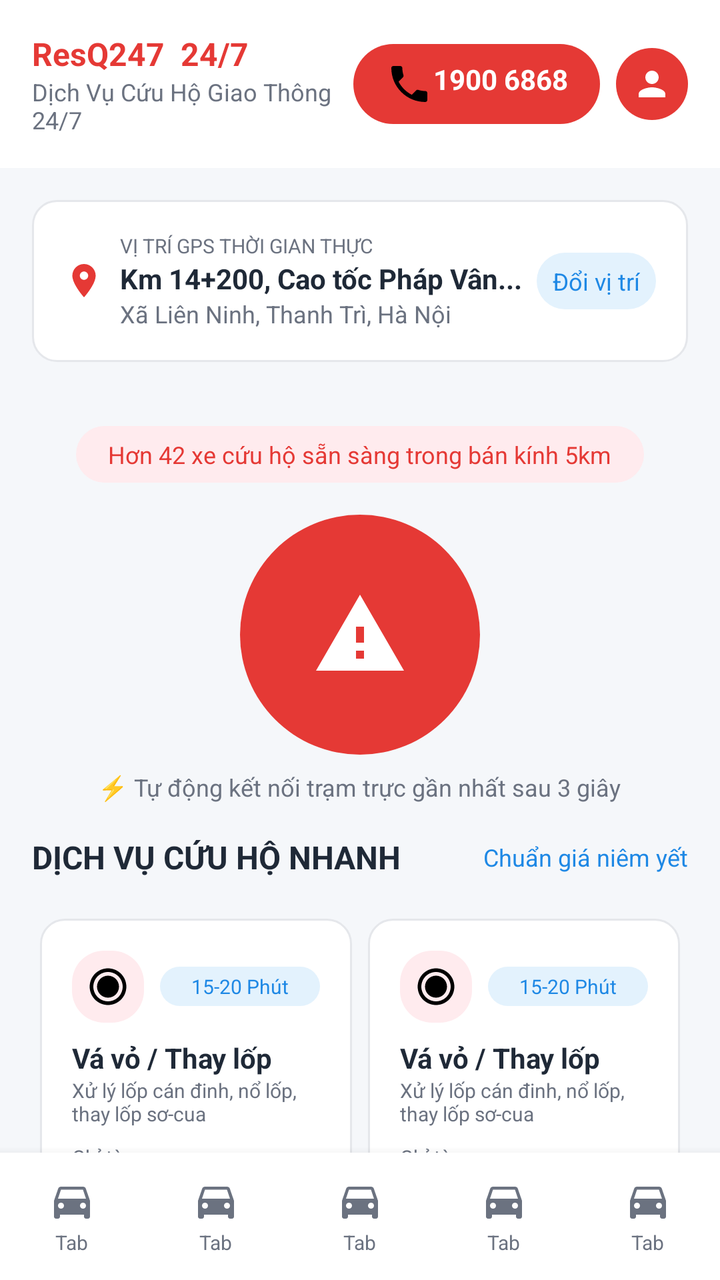
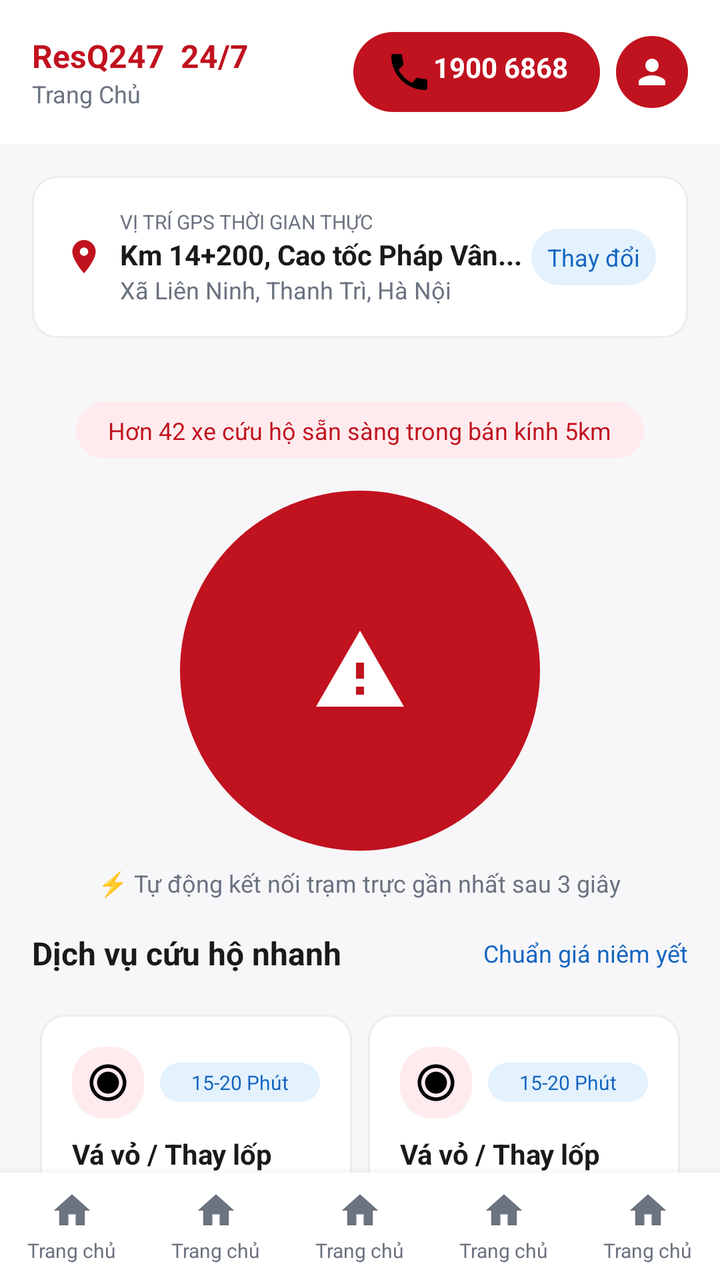

Compare the two renders of this Android layout. The source of the first and the diff that turns it into the second are given below.
<!-- AndroidManifest.xml: application theme Theme.CuH247 -->
<!-- res/layout/activity_home.xml -->
<?xml version="1.0" encoding="utf-8"?>
<LinearLayout xmlns:android="http://schemas.android.com/apk/res/android"
    xmlns:app="http://schemas.android.com/apk/res-auto"
    android:layout_width="match_parent"
    android:layout_height="match_parent"
    android:background="@color/background"
    android:fitsSystemWindows="true"
    android:orientation="vertical">

    <LinearLayout
        android:layout_width="match_parent"
        android:layout_height="wrap_content"
        android:background="@color/surface"
        android:gravity="center_vertical"
        android:orientation="horizontal"
        android:padding="@dimen/spacing_md">

        <LinearLayout
            android:layout_width="0dp"
            android:layout_height="wrap_content"
            android:layout_weight="1"
            android:orientation="vertical">

            <TextView
                android:layout_width="wrap_content"
                android:layout_height="wrap_content"
                android:text="ResQ247  24/7"
                android:textColor="@color/red_primary"
                android:textSize="@dimen/text_md"
                android:textStyle="bold" />

            <TextView
                android:layout_width="wrap_content"
                android:layout_height="wrap_content"
                android:text="@string/home_title"
                android:textColor="@color/text_secondary"
                android:textSize="@dimen/text_xs" />
        </LinearLayout>

        <TextView
            android:id="@+id/btnHotline"
            android:layout_width="wrap_content"
            android:layout_height="wrap_content"
            android:background="@drawable/bg_pill_red"
            android:paddingHorizontal="@dimen/spacing_md"
            android:paddingVertical="8dp"
            android:text="@string/hotline_number"
            android:textColor="@color/white"
            android:textStyle="bold"
            app:drawableStartCompat="@drawable/ic_phone" />

        <ImageView
            android:layout_width="36dp"
            android:layout_height="36dp"
            android:layout_marginStart="@dimen/spacing_sm"
            android:background="@drawable/bg_circle_red"
            android:contentDescription="@null"
            android:padding="8dp"
            android:src="@drawable/ic_person"
            app:tint="@color/white" />
    </LinearLayout>

    <androidx.core.widget.NestedScrollView
        android:layout_width="match_parent"
        android:layout_height="0dp"
        android:layout_weight="1">

        <LinearLayout
            android:layout_width="match_parent"
            android:layout_height="wrap_content"
            android:orientation="vertical"
            android:paddingBottom="@dimen/spacing_lg">

            <LinearLayout
                android:layout_width="match_parent"
                android:layout_height="wrap_content"
                android:layout_margin="@dimen/spacing_md"
                android:background="@drawable/bg_rounded_card"
                android:gravity="center_vertical"
                android:orientation="horizontal"
                android:padding="@dimen/spacing_md">

                <ImageView
                    android:layout_width="20dp"
                    android:layout_height="20dp"
                    android:contentDescription="@null"
                    android:src="@drawable/ic_location"
                    app:tint="@color/red_primary" />

                <LinearLayout
                    android:layout_width="0dp"
                    android:layout_height="wrap_content"
                    android:layout_marginStart="@dimen/spacing_sm"
                    android:layout_weight="1"
                    android:orientation="vertical">

                    <TextView
                        android:layout_width="match_parent"
                        android:layout_height="wrap_content"
                        android:text="@string/gps_realtime"
                        android:textColor="@color/text_secondary"
                        android:textSize="10sp" />

                    <TextView
                        android:id="@+id/tvCurrentLocation"
                        android:layout_width="match_parent"
                        android:layout_height="wrap_content"
                        android:text="Km 14+200, Cao tốc Pháp Vân..."
                        android:textColor="@color/text_primary"
                        android:textSize="@dimen/text_sm"
                        android:textStyle="bold" />

                    <TextView
                        android:layout_width="match_parent"
                        android:layout_height="wrap_content"
                        android:text="Xã Liên Ninh, Thanh Trì, Hà Nội"
                        android:textColor="@color/text_secondary"
                        android:textSize="@dimen/text_xs" />
                </LinearLayout>

                <TextView
                    android:id="@+id/btnChangeLocation"
                    android:layout_width="wrap_content"
                    android:layout_height="wrap_content"
                    android:background="@drawable/bg_pill_blue_light"
                    android:paddingHorizontal="@dimen/spacing_sm"
                    android:paddingVertical="6dp"
                    android:text="@string/change_location"
                    android:textColor="@color/blue_primary"
                    android:textSize="@dimen/text_xs" />
            </LinearLayout>

            <LinearLayout
                android:layout_width="match_parent"
                android:layout_height="wrap_content"
                android:gravity="center"
                android:orientation="vertical"
                android:paddingVertical="@dimen/spacing_md">

                <TextView
                    android:layout_width="wrap_content"
                    android:layout_height="wrap_content"
                    android:background="@drawable/bg_pill_red_soft"
                    android:paddingHorizontal="@dimen/spacing_md"
                    android:paddingVertical="6dp"
                    android:text="Hơn 42 xe cứu hộ sẵn sàng trong bán kính 5km"
                    android:textColor="@color/red_primary"
                    android:textSize="@dimen/text_xs" />

                <ImageButton
                    android:id="@+id/btnRescueNow"
                    android:layout_width="@dimen/sos_button_size"
                    android:layout_height="@dimen/sos_button_size"
                    android:layout_marginTop="@dimen/spacing_md"
                    android:background="@drawable/bg_sos_button"
                    android:contentDescription="@string/rescue_now"
                    android:src="@drawable/ic_sos_content" />

                <TextView
                    android:layout_width="wrap_content"
                    android:layout_height="wrap_content"
                    android:layout_marginTop="@dimen/spacing_sm"
                    android:text="⚡ Tự động kết nối trạm trực gần nhất sau 3 giây"
                    android:textColor="@color/text_secondary"
                    android:textSize="@dimen/text_xs" />
            </LinearLayout>

            <LinearLayout
                android:layout_width="match_parent"
                android:layout_height="wrap_content"
                android:layout_marginHorizontal="@dimen/spacing_md"
                android:gravity="center_vertical"
                android:orientation="horizontal">

                <TextView
                    android:layout_width="0dp"
                    android:layout_height="wrap_content"
                    android:layout_weight="1"
                    android:text="@string/quick_services_title"
                    android:textColor="@color/text_primary"
                    android:textSize="@dimen/text_md"
                    android:textStyle="bold" />

                <TextView
                    android:layout_width="wrap_content"
                    android:layout_height="wrap_content"
                    android:text="Chuẩn giá niêm yết"
                    android:textColor="@color/blue_primary"
                    android:textSize="@dimen/text_xs" />
            </LinearLayout>

            <GridLayout
                android:layout_width="match_parent"
                android:layout_height="wrap_content"
                android:layout_margin="@dimen/spacing_md"
                android:columnCount="2"
                android:rowCount="2">

                <include layout="@layout/item_service_card"
                    android:id="@+id/serviceTireChange"
                    android:layout_width="0dp"
                    android:layout_height="wrap_content"
                    android:layout_columnWeight="1"
                    android:layout_margin="4dp" />

                <include layout="@layout/item_service_card"
                    android:id="@+id/serviceBattery"
                    android:layout_width="0dp"
                    android:layout_height="wrap_content"
                    android:layout_columnWeight="1"
                    android:layout_margin="4dp" />

                <include layout="@layout/item_service_card"
                    android:id="@+id/serviceFuel"
                    android:layout_width="0dp"
                    android:layout_height="wrap_content"
                    android:layout_columnWeight="1"
                    android:layout_margin="4dp" />

                <include layout="@layout/item_service_card"
                    android:id="@+id/serviceTow"
                    android:layout_width="0dp"
                    android:layout_height="wrap_content"
                    android:layout_columnWeight="1"
                    android:layout_margin="4dp" />
            </GridLayout>

            <LinearLayout
                android:layout_width="match_parent"
                android:layout_height="wrap_content"
                android:layout_margin="@dimen/spacing_md"
                android:background="@drawable/bg_rounded_card"
                android:orientation="vertical"
                android:padding="@dimen/spacing_md">

                <TextView
                    android:layout_width="match_parent"
                    android:layout_height="wrap_content"
                    android:text="⚠️ CẨM NANG AN TOÀN TÍNH MẠNG"
                    android:textColor="@color/orange_primary"
                    android:textSize="@dimen/text_xs"
                    android:textStyle="bold" />

                <TextView
                    android:layout_width="match_parent"
                    android:layout_height="wrap_content"
                    android:layout_marginTop="2dp"
                    android:text="@string/safety_tips_title"
                    android:textColor="@color/text_primary"
                    android:textSize="@dimen/text_md"
                    android:textStyle="bold" />

                <include layout="@layout/item_safety_step" android:id="@+id/step1" />
                <include layout="@layout/item_safety_step" android:id="@+id/step2" />
                <include layout="@layout/item_safety_step" android:id="@+id/step3" />
            </LinearLayout>

            <LinearLayout
                android:layout_width="match_parent"
                android:layout_height="wrap_content"
                android:layout_margin="@dimen/spacing_md"
                android:background="@drawable/bg_rounded_card"
                android:orientation="vertical"
                android:padding="@dimen/spacing_md">

                <LinearLayout
                    android:layout_width="match_parent"
                    android:layout_height="wrap_content"
                    android:gravity="center_vertical"
                    android:orientation="horizontal">

                    <ImageView
                        android:layout_width="28dp"
                        android:layout_height="28dp"
                        android:contentDescription="@null"
                        android:src="@drawable/ic_shield"
                        app:tint="@color/blue_primary" />

                    <TextView
                        android:layout_width="0dp"
                        android:layout_height="wrap_content"
                        android:layout_marginStart="@dimen/spacing_sm"
                        android:layout_weight="1"
                        android:text="Cam kết dịch vụ ResQ247\nBảo vệ quyền lợi tối đa cho tài xế"
                        android:textColor="@color/text_primary"
                        android:textStyle="bold" />
                </LinearLayout>
            </LinearLayout>

            <LinearLayout
                android:layout_width="match_parent"
                android:layout_height="wrap_content"
                android:layout_margin="@dimen/spacing_md"
                android:background="@drawable/bg_rounded_dark"
                android:gravity="center_vertical"
                android:orientation="horizontal"
                android:padding="@dimen/spacing_md">

                <ImageView
                    android:layout_width="36dp"
                    android:layout_height="36dp"
                    android:background="@drawable/bg_circle_red"
                    android:contentDescription="@null"
                    android:padding="8dp"
                    android:src="@drawable/ic_phone"
                    app:tint="@color/white" />

                <LinearLayout
                    android:layout_width="0dp"
                    android:layout_height="wrap_content"
                    android:layout_marginStart="@dimen/spacing_sm"
                    android:layout_weight="1"
                    android:orientation="vertical">

                    <TextView
                        android:layout_width="match_parent"
                        android:layout_height="wrap_content"
                        android:text="ĐƯỜNG DÂY NÓNG HỖ TRỢ XE"
                        android:textColor="@color/white"
                        android:textSize="@dimen/text_xs"
                        android:textStyle="bold" />

                    <TextView
                        android:layout_width="match_parent"
                        android:layout_height="wrap_content"
                        android:text="1900 6868"
                        android:textColor="@color/white"
                        android:textSize="@dimen/text_lg"
                        android:textStyle="bold" />

                    <TextView
                        android:layout_width="match_parent"
                        android:layout_height="wrap_content"
                        android:text="Phục vụ 24/7 toàn quốc - Kể cả mưa bão"
                        android:textColor="#B0BEC5"
                        android:textSize="@dimen/text_xs" />
                </LinearLayout>

                <TextView
                    android:layout_width="wrap_content"
                    android:layout_height="wrap_content"
                    android:background="@drawable/bg_pill_red"
                    android:paddingHorizontal="@dimen/spacing_md"
                    android:paddingVertical="8dp"
                    android:text="Gọi ngay"
                    android:textColor="@color/white"
                    android:textStyle="bold" />
            </LinearLayout>

        </LinearLayout>
    </androidx.core.widget.NestedScrollView>

    <include layout="@layout/bottom_nav_bar" />

</LinearLayout>
<!-- res/layout/item_service_card.xml (included above) -->
<?xml version="1.0" encoding="utf-8"?>
<LinearLayout xmlns:android="http://schemas.android.com/apk/res/android"
    android:layout_width="match_parent"
    android:layout_height="wrap_content"
    android:background="@drawable/bg_rounded_card"
    android:orientation="vertical"
    android:padding="@dimen/spacing_md">

    <LinearLayout
        android:layout_width="match_parent"
        android:layout_height="wrap_content"
        android:gravity="center_vertical"
        android:orientation="horizontal">

        <ImageView
            android:id="@+id/ivServiceIcon"
            android:layout_width="36dp"
            android:layout_height="36dp"
            android:background="@drawable/bg_rounded_red_soft"
            android:contentDescription="@null"
            android:padding="7dp"
            android:src="@drawable/ic_tire" />

        <TextView
            android:id="@+id/tvServiceBadge"
            android:layout_width="0dp"
            android:layout_height="wrap_content"
            android:layout_marginStart="@dimen/spacing_sm"
            android:layout_weight="1"
            android:background="@drawable/bg_pill_blue_light"
            android:gravity="center"
            android:paddingHorizontal="6dp"
            android:paddingVertical="3dp"
            android:text="15-20 Phút"
            android:textColor="@color/blue_primary"
            android:textSize="10sp" />
    </LinearLayout>

    <TextView
        android:id="@+id/tvServiceName"
        android:layout_width="match_parent"
        android:layout_height="wrap_content"
        android:layout_marginTop="@dimen/spacing_sm"
        android:text="Vá vỏ / Thay lốp"
        android:textColor="@color/text_primary"
        android:textSize="@dimen/text_sm"
        android:textStyle="bold" />

    <TextView
        android:id="@+id/tvServiceDesc"
        android:layout_width="match_parent"
        android:layout_height="wrap_content"
        android:text="Xử lý lốp cán đinh, nổ lốp, thay lốp sơ-cua"
        android:textColor="@color/text_secondary"
        android:textSize="10sp" />

    <TextView
        android:layout_width="match_parent"
        android:layout_height="wrap_content"
        android:layout_marginTop="@dimen/spacing_sm"
        android:text="Chỉ từ"
        android:textColor="@color/text_secondary"
        android:textSize="10sp" />

    <TextView
        android:id="@+id/tvServicePrice"
        android:layout_width="match_parent"
        android:layout_height="wrap_content"
        android:text="150.000đ"
        android:textColor="@color/red_primary"
        android:textSize="@dimen/text_sm"
        android:textStyle="bold" />
</LinearLayout>
<!-- res/layout/item_safety_step.xml (included above) -->
<?xml version="1.0" encoding="utf-8"?>
<LinearLayout xmlns:android="http://schemas.android.com/apk/res/android"
    android:layout_width="match_parent"
    android:layout_height="wrap_content"
    android:layout_marginTop="@dimen/spacing_sm"
    android:orientation="horizontal">

    <TextView
        android:id="@+id/tvStepNumber"
        android:layout_width="24dp"
        android:layout_height="24dp"
        android:background="@drawable/bg_circle_red"
        android:gravity="center"
        android:text="1"
        android:textColor="@color/white"
        android:textSize="@dimen/text_xs"
        android:textStyle="bold" />

    <LinearLayout
        android:layout_width="0dp"
        android:layout_height="wrap_content"
        android:layout_marginStart="@dimen/spacing_sm"
        android:layout_weight="1"
        android:orientation="vertical">

        <TextView
            android:id="@+id/tvStepTitle"
            android:layout_width="match_parent"
            android:layout_height="wrap_content"
            android:text="Bật đèn khẩn cấp (Hazard) &amp; Đỗ sát lề phải"
            android:textColor="@color/text_primary"
            android:textSize="@dimen/text_sm"
            android:textStyle="bold" />

        <TextView
            android:id="@+id/tvStepDesc"
            android:layout_width="match_parent"
            android:layout_height="wrap_content"
            android:text="Đánh lái vào làn dừng khẩn cấp hoặc mép đường phụ"
            android:textColor="@color/text_secondary"
            android:textSize="@dimen/text_xs" />
    </LinearLayout>
</LinearLayout>
<!-- res/layout/bottom_nav_bar.xml (included above) -->
<?xml version="1.0" encoding="utf-8"?>
<LinearLayout xmlns:android="http://schemas.android.com/apk/res/android"
    xmlns:app="http://schemas.android.com/apk/res-auto"
    android:layout_width="match_parent"
    android:layout_height="wrap_content"
    android:background="@color/surface"
    android:elevation="8dp"
    android:orientation="horizontal"
    android:paddingVertical="@dimen/spacing_sm"
    android:weightSum="5">

    <include layout="@layout/item_nav_tab" android:id="@+id/navHome" />
    <include layout="@layout/item_nav_tab" android:id="@+id/navRescue" />
    <include layout="@layout/item_nav_tab" android:id="@+id/navProcessing" />
    <include layout="@layout/item_nav_tab" android:id="@+id/navHistory" />
    <include layout="@layout/item_nav_tab" android:id="@+id/navAccount" />
</LinearLayout>
<!-- res/layout/item_nav_tab.xml (included above) -->
<?xml version="1.0" encoding="utf-8"?>
<LinearLayout xmlns:android="http://schemas.android.com/apk/res/android"
    xmlns:app="http://schemas.android.com/apk/res-auto"
    android:layout_width="0dp"
    android:layout_height="wrap_content"
    android:layout_weight="1"
    android:background="?attr/selectableItemBackground"
    android:gravity="center"
    android:orientation="vertical"
    android:paddingVertical="4dp">

    <ImageView
        android:id="@+id/ivNavIcon"
        android:layout_width="24dp"
        android:layout_height="24dp"
        android:contentDescription="@null"
        android:src="@drawable/ic_car_alert"
        app:tint="@color/text_secondary" />

    <TextView
        android:id="@+id/tvNavTitle"
        android:layout_width="wrap_content"
        android:layout_height="wrap_content"
        android:layout_marginTop="2dp"
        android:text="Tab"
        android:textColor="@color/text_secondary"
        android:textSize="10sp" />
</LinearLayout>
<!-- resources referenced by this layout -->
<resources>
  <color name="background">#F5F7FA</color>
  <color name="blue_primary">#1E88E5</color>
  <color name="orange_primary">#FB8C00</color>
  <color name="red_primary">#E53935</color>
  <color name="surface">#FFFFFF</color>
  <color name="text_primary">#1F2937</color>
  <color name="text_secondary">#6B7280</color>
  <color name="white">#FFFFFFFF</color>
  <dimen name="sos_button_size">120dp</dimen>
  <dimen name="spacing_lg">24dp</dimen>
  <dimen name="spacing_md">16dp</dimen>
  <dimen name="spacing_sm">8dp</dimen>
  <dimen name="text_lg">18sp</dimen>
  <dimen name="text_md">16sp</dimen>
  <dimen name="text_sm">14sp</dimen>
  <dimen name="text_xs">12sp</dimen>
  <!-- drawable bg_circle_red (drawable) -->
  <?xml version="1.0" encoding="utf-8"?>
  <shape xmlns:android="http://schemas.android.com/apk/res/android"
      android:shape="oval">
      <solid android:color="@color/red_primary" />
  </shape>
  <!-- drawable bg_pill_blue_light (drawable) -->
  <?xml version="1.0" encoding="utf-8"?>
  <shape xmlns:android="http://schemas.android.com/apk/res/android"
      android:shape="rectangle">
      <solid android:color="#E3F2FD" />
      <corners android:radius="100dp" />
  </shape>
  <!-- drawable bg_pill_red (drawable) -->
  <?xml version="1.0" encoding="utf-8"?>
  <shape xmlns:android="http://schemas.android.com/apk/res/android"
      android:shape="rectangle">
      <solid android:color="@color/red_primary" />
      <corners android:radius="100dp" />
  </shape>
  <!-- drawable bg_pill_red_soft (drawable) -->
  <?xml version="1.0" encoding="utf-8"?>
  <shape xmlns:android="http://schemas.android.com/apk/res/android"
      android:shape="rectangle">
      <solid android:color="#FFEBEE" />
      <corners android:radius="100dp" />
  </shape>
  <!-- drawable bg_rounded_dark (drawable) -->
  <?xml version="1.0" encoding="utf-8"?>
  <shape xmlns:android="http://schemas.android.com/apk/res/android"
      android:shape="rectangle">
      <solid android:color="#1A202C" />
      <corners android:radius="12dp" />
  </shape>
  <!-- drawable bg_rounded_red_soft (drawable) -->
  <?xml version="1.0" encoding="utf-8"?>
  <shape xmlns:android="http://schemas.android.com/apk/res/android"
      android:shape="rectangle">
      <solid android:color="#FFEBEE" />
      <corners android:radius="16dp" />
  </shape>
  <!-- drawable bg_sos_button (drawable) -->
  <?xml version="1.0" encoding="utf-8"?>
  <shape xmlns:android="http://schemas.android.com/apk/res/android"
      android:shape="oval">
      <solid android:color="@color/red_primary" />
  </shape>
  <!-- drawable ic_car_alert (drawable) -->
  <vector xmlns:android="http://schemas.android.com/apk/res/android"
      android:width="24dp"
      android:height="24dp"
      android:viewportWidth="24"
      android:viewportHeight="24">
    <path
        android:fillColor="#FF000000"
        android:pathData="M18.92,6.01C18.72,5.42 18.16,5 17.5,5h-11c-0.66,0 -1.21,0.42 -1.42,1.01L3,12v8c0,0.55 0.45,1 1,1h1c0.55,0 1,-0.45 1,-1v-1h12v1c0,0.55 0.45,1 1,1h1c0.55,0 1,-0.45 1,-1v-8l-2.08,-5.99zM6.5,16c-0.83,0 -1.5,-0.67 -1.5,-1.5S5.67,13 6.5,13s1.5,0.67 1.5,1.5S7.33,16 6.5,16zM17.5,16c-0.83,0 -1.5,-0.67 -1.5,-1.5s0.67,-1.5 1.5,-1.5 1.5,0.67 1.5,1.5 -0.67,1.5 -1.5,1.5zM5,11l1.5,-4.5h11L19,11H5z"/>
  </vector>
  <string name="change_location">Đổi vị trí</string>
  <string name="gps_realtime">VỊ TRÍ GPS THỜI GIAN THỰC</string>
  <string name="home_title">Dịch Vụ Cứu Hộ Giao Thông 24/7</string>
  <string name="hotline_number">1900 6868</string>
  <string name="quick_services_title">DỊCH VỤ CỨU HỘ NHANH</string>
  <string name="rescue_now">Cứu hộ ngay</string>
  <string name="safety_tips_title">Các bước xử lý khẩn cấp trên đường</string>
  <style name="Theme.CuH247" parent="Theme.ResQ247" />
  <color name="divider">#E5E7EB</color>
  <color name="red_dark">#C62828</color>
  <!-- unchanged entries left out for length: 8 -->
</resources>

<!-- the commit's change to res/layout/activity_home.xml (unified diff, before → after) -->
@@ -4,7 +4,6 @@
     android:layout_width="match_parent"
     android:layout_height="match_parent"
     android:background="@color/background"
-    android:fitsSystemWindows="true"
     android:orientation="vertical">
 
     <LinearLayout
@@ -474,7 +473,6 @@
 <!-- res/layout/bottom_nav_bar.xml (included above) -->
 <?xml version="1.0" encoding="utf-8"?>
 <LinearLayout xmlns:android="http://schemas.android.com/apk/res/android"
-    xmlns:app="http://schemas.android.com/apk/res-auto"
     android:layout_width="match_parent"
     android:layout_height="wrap_content"
     android:background="@color/surface"
@@ -496,25 +494,26 @@
     android:layout_width="0dp"
     android:layout_height="wrap_content"
     android:layout_weight="1"
-    android:background="?attr/selectableItemBackground"
+    android:clickable="true"
+    android:focusable="true"
+    android:background="?attr/selectableItemBackgroundBorderless"
     android:gravity="center"
-    android:orientation="vertical"
-    android:paddingVertical="4dp">
+    android:orientation="vertical">
 
     <ImageView
         android:id="@+id/ivNavIcon"
-        android:layout_width="24dp"
-        android:layout_height="24dp"
+        android:layout_width="22dp"
+        android:layout_height="22dp"
         android:contentDescription="@null"
-        android:src="@drawable/ic_car_alert"
+        android:src="@drawable/ic_nav_home"
         app:tint="@color/text_secondary" />
 
     <TextView
-        android:id="@+id/tvNavTitle"
+        android:id="@+id/tvNavLabel"
         android:layout_width="wrap_content"
         android:layout_height="wrap_content"
         android:layout_marginTop="2dp"
-        android:text="Tab"
+        android:text="@string/nav_home"
         android:textColor="@color/text_secondary"
         android:textSize="10sp" />
 </LinearLayout>
<!-- resource entries referenced after the edit -->
@@ -1,25 +1,24 @@
 <!-- resources referenced by this layout -->
 <resources>
-  <color name="background">#F5F7FA</color>
-  <color name="blue_primary">#1E88E5</color>
-  <color name="orange_primary">#FB8C00</color>
-  <color name="red_primary">#E53935</color>
+  <color name="background">#F7F7FA</color>
+  <color name="blue_primary">#1565C0</color>
+  <color name="orange_primary">#F5A623</color>
+  <color name="red_primary">#C1121F</color>
   <color name="surface">#FFFFFF</color>
-  <color name="text_primary">#1F2937</color>
+  <color name="text_primary">#1A1A1A</color>
   <color name="text_secondary">#6B7280</color>
-  <color name="white">#FFFFFFFF</color>
-  <dimen name="sos_button_size">120dp</dimen>
+  <color name="white">#FFFFFF</color>
+  <dimen name="sos_button_size">180dp</dimen>
   <dimen name="spacing_lg">24dp</dimen>
   <dimen name="spacing_md">16dp</dimen>
   <dimen name="spacing_sm">8dp</dimen>
-  <dimen name="text_lg">18sp</dimen>
+  <dimen name="text_lg">20sp</dimen>
   <dimen name="text_md">16sp</dimen>
   <dimen name="text_sm">14sp</dimen>
   <dimen name="text_xs">12sp</dimen>
   <!-- drawable bg_circle_red (drawable) -->
   <?xml version="1.0" encoding="utf-8"?>
-  <shape xmlns:android="http://schemas.android.com/apk/res/android"
-      android:shape="oval">
+  <shape xmlns:android="http://schemas.android.com/apk/res/android" android:shape="oval">
       <solid android:color="@color/red_primary" />
   </shape>
   <!-- drawable bg_pill_blue_light (drawable) -->
@@ -63,26 +62,27 @@
       android:shape="oval">
       <solid android:color="@color/red_primary" />
   </shape>
-  <!-- drawable ic_car_alert (drawable) -->
+  <!-- drawable ic_nav_home (drawable) -->
   <vector xmlns:android="http://schemas.android.com/apk/res/android"
       android:width="24dp"
       android:height="24dp"
       android:viewportWidth="24"
       android:viewportHeight="24">
     <path
-        android:fillColor="#FF000000"
-        android:pathData="M18.92,6.01C18.72,5.42 18.16,5 17.5,5h-11c-0.66,0 -1.21,0.42 -1.42,1.01L3,12v8c0,0.55 0.45,1 1,1h1c0.55,0 1,-0.45 1,-1v-1h12v1c0,0.55 0.45,1 1,1h1c0.55,0 1,-0.45 1,-1v-8l-2.08,-5.99zM6.5,16c-0.83,0 -1.5,-0.67 -1.5,-1.5S5.67,13 6.5,13s1.5,0.67 1.5,1.5S7.33,16 6.5,16zM17.5,16c-0.83,0 -1.5,-0.67 -1.5,-1.5s0.67,-1.5 1.5,-1.5 1.5,0.67 1.5,1.5 -0.67,1.5 -1.5,1.5zM5,11l1.5,-4.5h11L19,11H5z"/>
+        android:fillColor="@color/text_secondary"
+        android:pathData="M10,20v-6h4v6h5v-8h3L12,3 2,12h3v8z"/>
   </vector>
-  <string name="change_location">Đổi vị trí</string>
+  <string name="change_location">Thay đổi</string>
   <string name="gps_realtime">VỊ TRÍ GPS THỜI GIAN THỰC</string>
-  <string name="home_title">Dịch Vụ Cứu Hộ Giao Thông 24/7</string>
+  <string name="home_title">Trang Chủ</string>
   <string name="hotline_number">1900 6868</string>
-  <string name="quick_services_title">DỊCH VỤ CỨU HỘ NHANH</string>
-  <string name="rescue_now">Cứu hộ ngay</string>
-  <string name="safety_tips_title">Các bước xử lý khẩn cấp trên đường</string>
+  <string name="nav_home">Trang chủ</string>
+  <string name="quick_services_title">Dịch vụ cứu hộ nhanh</string>
+  <string name="rescue_now">CỨU HỘ NGAY</string>
+  <string name="safety_tips_title">3 Bước tự bảo vệ khi dừng xe trên cao tốc</string>
   <style name="Theme.CuH247" parent="Theme.ResQ247" />
-  <color name="divider">#E5E7EB</color>
-  <color name="red_dark">#C62828</color>
+  <color name="divider">#EDEDED</color>
+  <color name="red_dark">#8E0F1A</color>
   <!-- unchanged entries left out for length: 8 -->
 </resources>
 
